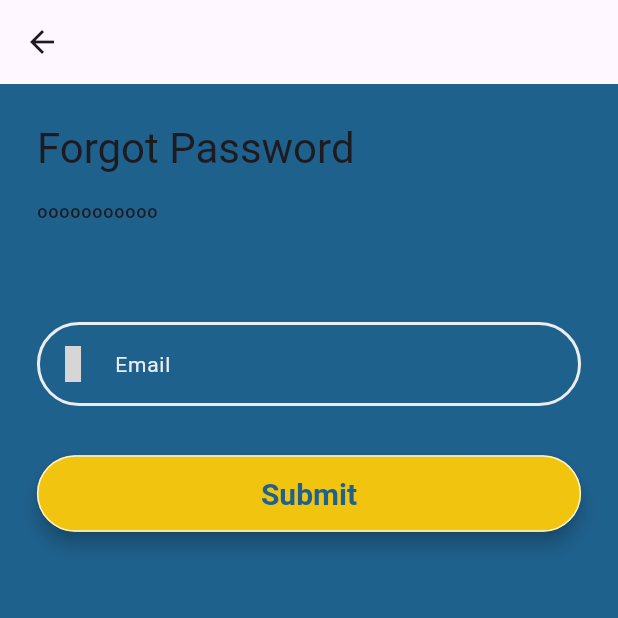
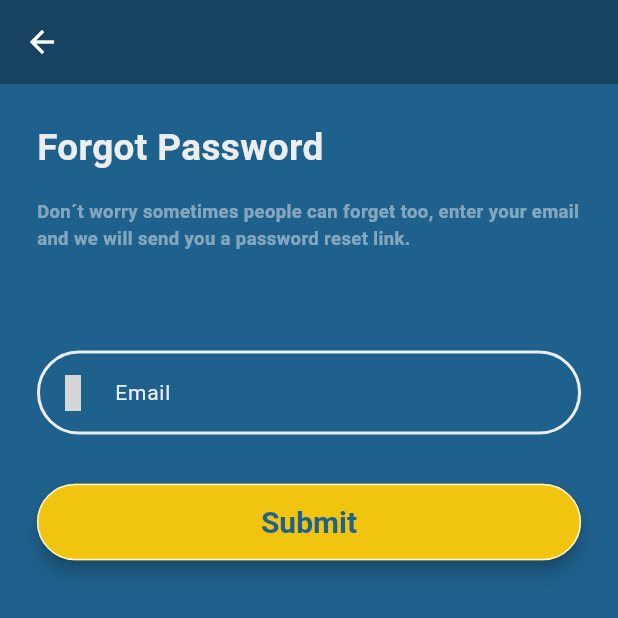
Before and after one commit to Oskarp88/cashSeven, a Flutter app: the screen it shows after launch, after a tap on "Forgot password", on a phone screen of 412 x 824 dp, the top half of it. Run offline on Flutter 3.47's test engine with Material 3 defaults, Android fonts, the phone set to English and light mode, and no system bars; our stand-ins replace cloud_firestore, connectivity_plus, firebase_auth, firebase_core, get, get_storage and 3 more; missing offline and left inert: bitlabs; accounts and stored records are empty; Roboto replaces fonts that are missing (Poppins); grey boxes are pictures that could not be loaded.

Commit message:
✨ Add Google Sign-In authentication

```diff
--- a/lib/common/widgets/login_signup/social_buttons.dart
+++ b/lib/common/widgets/login_signup/social_buttons.dart
@@ -1,5 +1,7 @@
 import 'package:flutter/material.dart';
+import 'package:get/get.dart';
 import 'package:survey_five/common/styles/my_text_style.dart';
+import 'package:survey_five/features/authentication/controllers/login/login_controller.dart';
 import 'package:survey_five/utils/constants/colors.dart';
 import 'package:survey_five/utils/constants/dimensions.dart';
 import 'package:survey_five/utils/constants/string_image.dart';
@@ -11,13 +13,12 @@ class SocialButtons extends StatelessWidget {
 
   @override
   Widget build(BuildContext context) {
-    return Container(
-
-      child: ElevatedButton(
+    final controller = Get.put(LoginController());
+    return ElevatedButton(
       style: ElevatedButton.styleFrom(
         backgroundColor: MyColors.redLight5
       ),
-        onPressed: (){},
+      onPressed: ()=> controller.googleSignIn(),
       child: Row(
         mainAxisAlignment: MainAxisAlignment.center,
         children: [
@@ -33,7 +34,6 @@ class SocialButtons extends StatelessWidget {
           ),
         ],
       ),
-      ),
     );
   }
 }
--- a/lib/features/authentication/screens/login/login.dart
+++ b/lib/features/authentication/screens/login/login.dart
@@ -17,11 +17,9 @@ class LoginScreen extends StatelessWidget {
       body:  SingleChildScrollView(
         child: Padding(
           padding: MySpacingStyle.paddingWithAppBarHeight,
-          child:  SizedBox(
-            height: Dimensions.screenHeigth,
-            child: Column(
+          child:  Column(
             crossAxisAlignment: CrossAxisAlignment.center,
-              mainAxisAlignment: MainAxisAlignment.center,
+            mainAxisAlignment: MainAxisAlignment.spaceBetween,
             children: [
               ///logo, title $ Sub-title
                const LoginHaeder(),
@@ -36,7 +34,6 @@ class LoginScreen extends StatelessWidget {
           ),
         ),
       ),
-      ),
     );
   }
 }
--- a/lib/features/authentication/screens/login/widgets/login_form.dart
+++ b/lib/features/authentication/screens/login/widgets/login_form.dart
@@ -6,7 +6,6 @@ import 'package:survey_five/features/authentication/controllers/login/login_cont
 import 'package:survey_five/utils/constants/dimensions.dart';
 import 'package:survey_five/features/authentication/screens/password_configuration/forgot_password.dart';
 import 'package:survey_five/features/authentication/screens/signup/signup.dart';
-import 'package:survey_five/navigation_menu.dart';
 import 'package:survey_five/utils/validators/validation.dart';
 
 class LoginForm extends StatelessWidget {
--- a/lib/features/authentication/screens/login/widgets/login_header.dart
+++ b/lib/features/authentication/screens/login/widgets/login_header.dart
@@ -11,7 +11,9 @@ class LoginHaeder extends StatelessWidget {
   @override
   Widget build(BuildContext context) {
 
-    return Column(
+    return Padding(
+      padding: EdgeInsets.only(top: Dimensions.height30),
+      child: Column(
         crossAxisAlignment: CrossAxisAlignment.start,
         children: [
           Image(
@@ -25,6 +27,7 @@ class LoginHaeder extends StatelessWidget {
           SizedBox(height: Dimensions.height10),
           Text('Bienvenido', style: MyTextStyle.bodyMedium),
         ],
+      ),
     );
   }
 }
--- a/lib/features/authentication/screens/password_configuration/forgot_password.dart
+++ b/lib/features/authentication/screens/password_configuration/forgot_password.dart
@@ -1,6 +1,8 @@
 import 'package:flutter/material.dart';
 import 'package:get/get.dart';
 import 'package:iconsax/iconsax.dart';
+import 'package:survey_five/common/styles/my_text_style.dart';
+import 'package:survey_five/utils/constants/colors.dart';
 import 'package:survey_five/utils/constants/dimensions.dart';
 import 'package:survey_five/features/authentication/screens/password_configuration/reset_password.dart';
 
@@ -10,7 +12,10 @@ class ForgotPassword extends StatelessWidget {
   @override
   Widget build(BuildContext context) {
     return Scaffold(
-      appBar: AppBar(),
+      appBar: AppBar(
+        backgroundColor: MyColors.blueDark9,
+        iconTheme: const IconThemeData(color: Colors.white),
+      ),
       body:  Padding(
         padding: EdgeInsets.all(Dimensions.defaultSpace),
         child: Column(
@@ -19,12 +24,12 @@ class ForgotPassword extends StatelessWidget {
             ///headings
             Text(
               'Forgot Password',
-               style: Theme.of(context).textTheme.headlineMedium,
+               style: MyTextStyle.headlineMedium,
             ),
             SizedBox(height: Dimensions.spaceBtwItems),
             Text(
-              'ooooooooooo',
-              style: Theme.of(context).textTheme.labelMedium
+              'Don´t worry sometimes people can forget too, enter your email and we will send you a password reset link.',
+              style: MyTextStyle.labelMedium
             ),
             SizedBox(height: Dimensions.spaceBtwSections * 2),
             ///text field
--- a/pubspec.yaml
+++ b/pubspec.yaml
@@ -45,6 +45,7 @@ dependencies:
   cloud_firestore: ^5.6.2
   firebase_auth: ^5.4.1
   google_fonts: ^6.2.1
+  google_sign_in: ^6.2.2
 
 dev_dependencies:
   flutter_test:
```
Also changed, not shown: lib/data/repositories/authentication/authentication_repository.dart (+16 -0 lines), lib/features/authentication/controllers/login/login_controller.dart (+29 -0 lines), lib/features/personalization/controllers/user_controller.dart (added, +28 -0 lines), lib/navigation_menu.dart (+15 -7 lines), pubspec.lock, 1 other file. Lines whose indentation alone changed are shown as unchanged.
